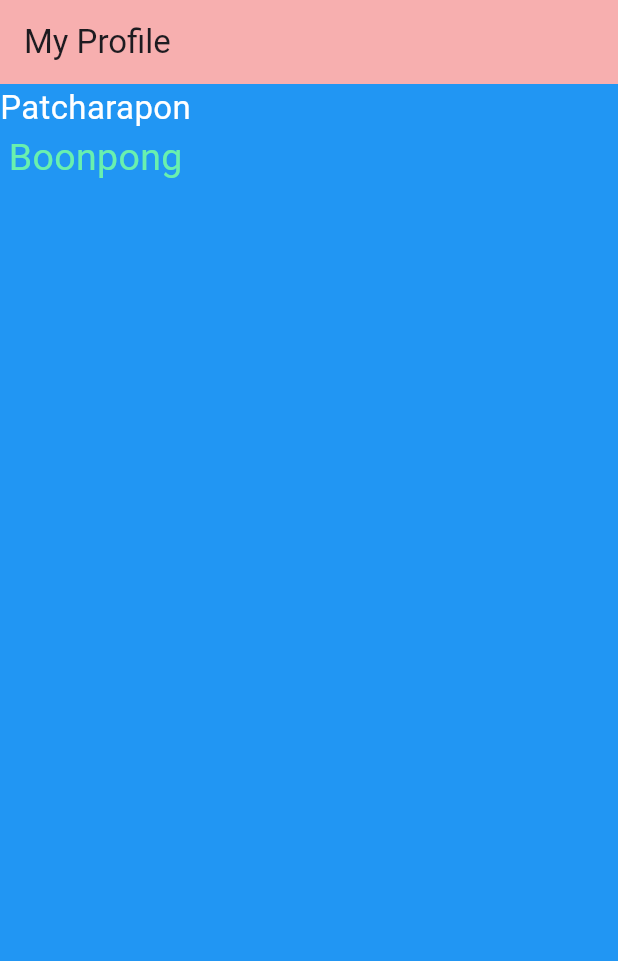
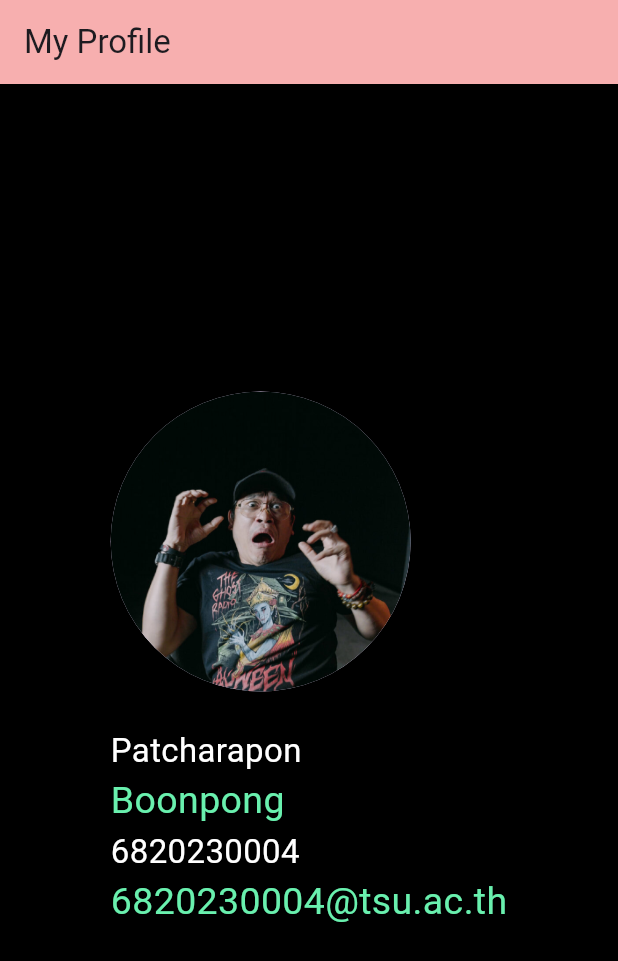
Before and after one commit to 6820230004-ctrl/lap02_004, a Flutter app: the screen it shows after launch, on a phone screen of 412 x 824 dp. Shown: the top 961 px of the screen. Run offline on Flutter 3.47's test engine with Material 3 defaults, Android fonts, the phone set to English and light mode, and no system bars.

Commit message:
Add image profile

```diff
--- a/lib/pages/myfirstpage.dart
+++ b/lib/pages/myfirstpage.dart
@@ -8,16 +8,27 @@ class MyFirstPage extends StatelessWidget {
   @override
   Widget build(BuildContext context) {
     return Scaffold(
-      backgroundColor: Colors.blue,
+      backgroundColor: const Color.fromARGB(255, 0, 0, 0),
       appBar: AppBar(
         title: Text("My Profile"),
         backgroundColor: const Color.fromARGB(255, 247, 175, 175),
       ),
-      body: Column(
-        children: [
-          Text("Patcharapon",style: TextStyle(fontSize: 22, color: Colors.white),),
-          Text("Boonpong",style: TextStyle(fontSize: 25, color: Colors.greenAccent),),
-        ],
+      body: Center(
+        child: Column(
+          mainAxisAlignment: MainAxisAlignment.center,
+          crossAxisAlignment: CrossAxisAlignment.start,
+          children: [
+            CircleAvatar(
+              radius: 100,
+            backgroundImage: AssetImage("assets/04-11-1024x683.jpg"),
+            ),
+            Icon(Icons.person),
+            Text("Patcharapon",style: TextStyle(fontSize: 22, color: Colors.white),),
+            Text("Boonpong",style: TextStyle(fontSize: 25, color: Colors.greenAccent),),
+            Text("6820230004",style: TextStyle(fontSize: 22, color: Colors.white),),
+            Text("6820230004@tsu.ac.th",style: TextStyle(fontSize: 25, color: Colors.greenAccent),),
+          ],
+        ),
       ),
 
     );
--- a/pubspec.yaml
+++ b/pubspec.yaml
@@ -58,8 +58,8 @@ flutter:
   uses-material-design: true
 
   # To add assets to your application, add an assets section, like this:
-  # assets:
-  #   - images/a_dot_burr.jpeg
+  assets:
+    - assets/
   #   - images/a_dot_ham.jpeg
 
   # An image asset can refer to one or more resolution-specific "variants", see
```
Also changed, not shown: assets/04-11-1024x683.jpg (added).
